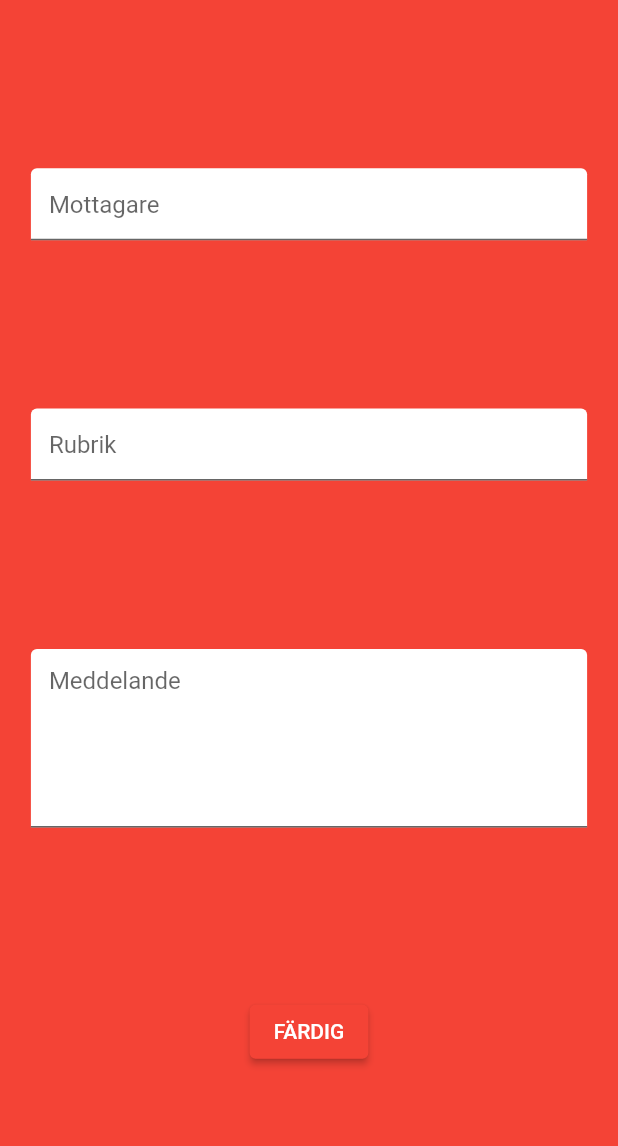
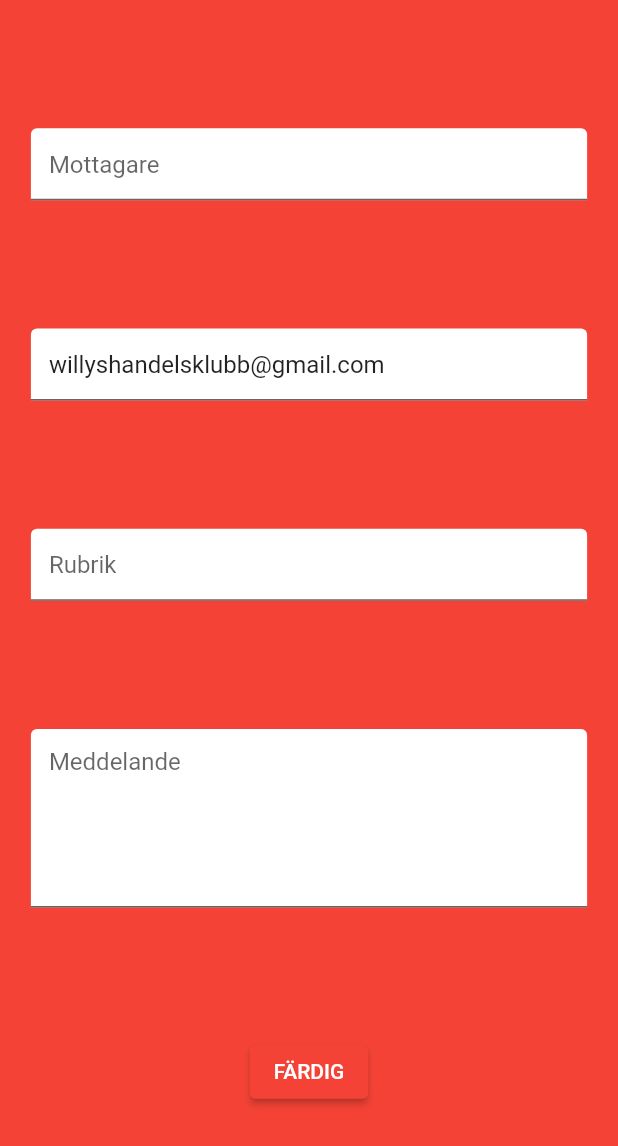
Before and after one commit to emillaudon/clubapp, a Flutter app: the screen it shows after launch, after a tap on "Skapa Qr", on a phone screen of 412 x 824 dp. Shown: the top 1146 px of the screen. Run offline on Flutter 3.47's test engine with Material 2 defaults, Android fonts, the phone set to English and light mode, and no system bars; our stand-ins replace qr_flutter.

Commit message:
added second receiver

```diff
--- a/lib/views/home.dart
+++ b/lib/views/home.dart
@@ -36,6 +36,7 @@ class _MyHomePageState extends State<MyHomePage> {
   @override
   Widget build(BuildContext context) {
     return Scaffold(
+      backgroundColor: Colors.red,
       body: Center(
         child: Column(
           mainAxisAlignment: MainAxisAlignment.spaceEvenly,
--- a/lib/views/qr_creation.dart
+++ b/lib/views/qr_creation.dart
@@ -4,6 +4,7 @@ import '../models/qr_code.dart';
 class QrCreation extends StatelessWidget {
   QrCreation({Key? key}) : super(key: key);
   TextEditingController receiverController = TextEditingController();
+  TextEditingController secondReceiverController = TextEditingController();
   TextEditingController subjectController = TextEditingController();
   TextEditingController bodyController = TextEditingController();
 
@@ -13,7 +14,9 @@ class QrCreation extends StatelessWidget {
   }
 
   Qr createQr() {
-    final String receiver = receiverController.text;
+    final String firstReceiver = receiverController.text;
+    final String secondReceiver = secondReceiverController.text;
+    final String receiver = secondReceiver != "" ? '$firstReceiver,$secondReceiver' : firstReceiver;
     final String subject = subjectController.text;
     final String body = bodyController.text;
 
@@ -27,6 +30,8 @@ class QrCreation extends StatelessWidget {
     double height = MediaQuery.of(context).size.height;
     double width = MediaQuery.of(context).size.width;
 
+    secondReceiverController.text = 'willyshandelsklubb@gmail.com';
+
     return Scaffold(
       backgroundColor: Colors.red,
       body: SingleChildScrollView(
@@ -39,6 +44,13 @@ class QrCreation extends StatelessWidget {
             children:  [
                 TextField(
                 controller: receiverController,
+                decoration: const InputDecoration(
+                  filled: true,
+                  fillColor: Colors.white,
+                  hintText: 'Mottagare'
+                ),),
+                TextField(
+                controller: secondReceiverController,
                 decoration: const InputDecoration(
                   filled: true,
                   fillColor: Colors.white,
```
